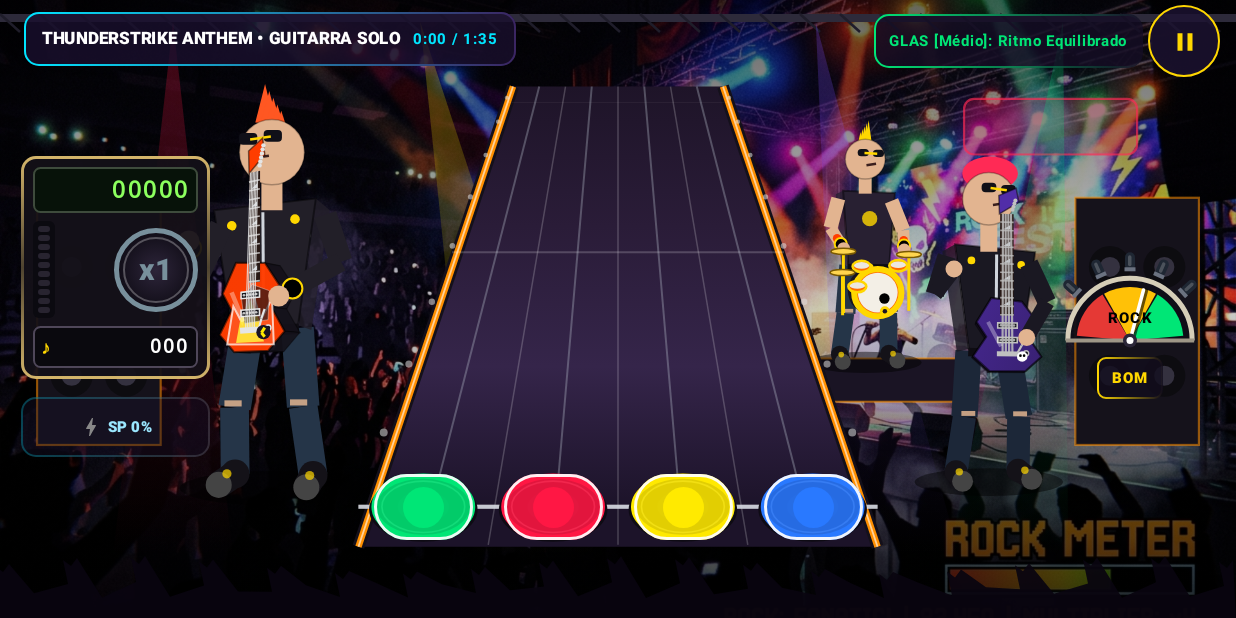
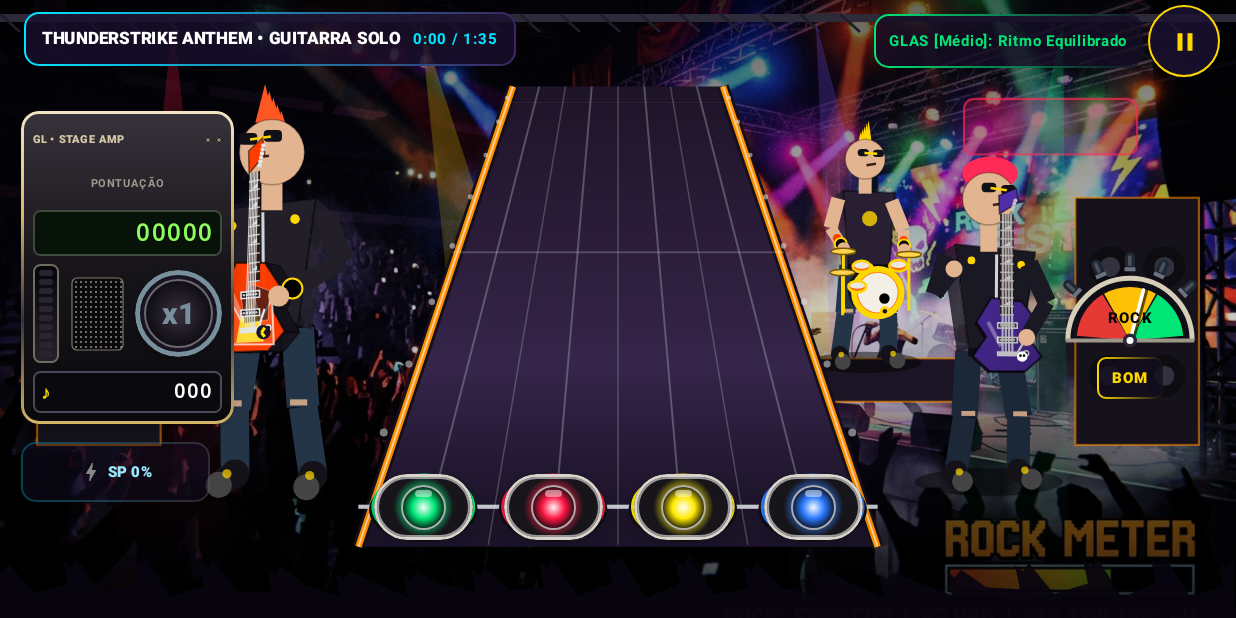
Before and after one commit to romulomarianoseverino-bit/GUITAR-LEGENDS-APP, an Android app built with Jetpack Compose: the composable LiveStageGameplayScreen shown on its own in the app's theme, on a phone screen of 824 x 412 dp (held sideways). Run offline under Robolectric (Android 15) with nearby library versions, the phone set to English and light mode, and no system bars; our stand-ins replace Firebase (no records; nobody signed in at launch, a user with empty details on screens opened directly); 3 statements that could not run were skipped.

Commit message:
Elevar realismo do HUD, gabinete de pontuação e botões da pista

```diff
--- a/app/src/main/java/com/example/guitarlegends/ui/screens/LiveStageGameplayScreen.kt
+++ b/app/src/main/java/com/example/guitarlegends/ui/screens/LiveStageGameplayScreen.kt
@@ -22,6 +22,7 @@ import androidx.compose.ui.Alignment
 import androidx.compose.ui.ExperimentalComposeUiApi
 import androidx.compose.ui.Modifier
 import androidx.compose.ui.draw.clip
+import androidx.compose.ui.draw.shadow
 import androidx.compose.ui.geometry.Offset
 import androidx.compose.ui.geometry.Size
 import androidx.compose.ui.graphics.Brush
@@ -424,24 +425,47 @@ fun LiveStageGameplayScreen(viewModel: GameViewModel) {
                         },
                     contentAlignment = Alignment.Center
                 ) {
+                    // Botão em camadas: aro metálico, corpo abaulado e núcleo de borracha iluminado.
                     Box(
                         modifier = Modifier
                             .size(fretButtonDiameter)
+                            .shadow(if (isPressed) 2.dp else 8.dp, CircleShape)
                             .background(
-                                color = if (isPressed) Color.White else color.copy(alpha = 0.88f),
+                                brush = Brush.radialGradient(
+                                    colors = if (isPressed) listOf(Color.White, color, Color(0xFF17151A))
+                                    else listOf(Color(0xFFFFFFFF), Color(0xFF77747B), Color(0xFF17151A))
+                                ),
                                 shape = CircleShape
                             )
-                            .border(
-                                width = if (isPressed) 3.dp else 2.dp,
-                                color = if (isPressed) color else Color.White.copy(alpha = 0.92f),
+                            .border(1.5.dp, Color(0xFFD9D4C9), CircleShape)
+                            .padding(2.dp)
+                            .background(
+                                brush = Brush.radialGradient(
+                                    colors = if (isPressed) listOf(Color.White, color, color.copy(alpha = 0.72f))
+                                    else listOf(color.copy(alpha = 0.98f), color.copy(alpha = 0.82f), Color(0xFF17151A))
+                                ),
                                 shape = CircleShape
-                            ),
+                            )
+                            .border(1.dp, Color.White.copy(alpha = 0.55f), CircleShape),
                         contentAlignment = Alignment.Center
                     ) {
                         Box(
                             modifier = Modifier
-                                .size(fretButtonDiameter * 0.42f)
-                                .background(color = color, shape = CircleShape)
+                                .size(fretButtonDiameter * 0.46f)
+                                .background(
+                                    brush = Brush.radialGradient(
+                                        colors = listOf(Color.White.copy(alpha = 0.95f), color, Color(0xFF09090C))
+                                    ),
+                                    shape = CircleShape
+                                )
+                                .border(1.dp, Color.White.copy(alpha = 0.65f), CircleShape)
+                        )
+                        Box(
+                            modifier = Modifier
+                                .align(Alignment.TopCenter)
+                                .padding(top = fretButtonDiameter * 0.13f)
+                                .size(fretButtonDiameter * 0.17f, fretButtonDiameter * 0.07f)
+                                .background(Color.White.copy(alpha = if (isPressed) 0.85f else 0.48f), RoundedCornerShape(50))
                         )
                     }
                 }
@@ -621,22 +645,32 @@ private fun GuitarAmpScoreCabinet(
     }
 
     Surface(
-        color = Color(0xEE141118),
-        shape = RoundedCornerShape(10.dp),
+        color = Color(0xFF17151A),
+        shape = RoundedCornerShape(12.dp),
         border = ButtonDefaults.outlinedButtonBorder.copy(
-            brush = Brush.verticalGradient(listOf(frameColor, Color(0xFF4E4330), frameColor)),
+            brush = Brush.verticalGradient(listOf(Color(0xFFF1E5C5), frameColor, Color(0xFF38323A), frameColor)),
             width = 2.dp
         ),
         modifier = Modifier
-            .width(126.dp)
+            .width(142.dp)
+            .shadow(12.dp, RoundedCornerShape(12.dp))
             .testTag("amp_score_cabinet")
     ) {
         Column(
-            modifier = Modifier.padding(horizontal = 8.dp, vertical = 7.dp),
+            modifier = Modifier
+                .background(Brush.verticalGradient(listOf(Color(0xFF38323A), Color(0xFF17151A), Color(0xFF09090C))))
+                .padding(horizontal = 8.dp, vertical = 7.dp),
             horizontalAlignment = Alignment.CenterHorizontally,
             verticalArrangement = Arrangement.spacedBy(5.dp)
         ) {
-            // Painel LED digital verde da pontuação
+            Row(Modifier.fillMaxWidth(), horizontalArrangement = Arrangement.SpaceBetween, verticalAlignment = Alignment.CenterVertically) {
+                Text("GL • STAGE AMP", color = Color(0xFFD5C8A8), fontSize = 7.sp, fontWeight = FontWeight.Black, letterSpacing = 0.8.sp)
+                Row(horizontalArrangement = Arrangement.spacedBy(3.dp)) {
+                    repeat(2) { Box(Modifier.size(4.dp).background(Color(0xFF8D877D), CircleShape).border(0.5.dp, Color.Black, CircleShape)) }
+                }
+            }
+            // Janela digital embutida no painel
+            Text("PONTUAÇÃO", color = Color(0xFF9B9A91), fontSize = 7.sp, fontWeight = FontWeight.Bold, letterSpacing = 1.sp)
             Box(
                 modifier = Modifier
                     .fillMaxWidth()
@@ -662,12 +696,13 @@ private fun GuitarAmpScoreCabinet(
                 verticalAlignment = Alignment.CenterVertically,
                 horizontalArrangement = Arrangement.SpaceBetween
             ) {
-                // Coluna de 10 pips de combo
+                // Coluna de LEDs em lente embutida
                 Column(
                     verticalArrangement = Arrangement.spacedBy(2.dp),
                     modifier = Modifier
-                        .background(Color(0xFF0B0A10), RoundedCornerShape(4.dp))
-                        .padding(horizontal = 3.dp, vertical = 3.dp)
+                        .background(Brush.verticalGradient(listOf(Color(0xFF050608), Color(0xFF25212A))), RoundedCornerShape(5.dp))
+                        .border(1.dp, Color(0xFF716B61), RoundedCornerShape(5.dp))
+                        .padding(horizontal = 4.dp, vertical = 4.dp)
                 ) {
                     for (idx in 9 downTo 0) {
                         val isLit = idx < litLeds
@@ -680,19 +715,32 @@ private fun GuitarAmpScoreCabinet(
                         }
                         Box(
                             modifier = Modifier
-                                .size(width = 8.dp, height = 4.dp)
+                                .size(width = 9.dp, height = 4.dp)
+                                .shadow(if (isLit) 2.dp else 0.dp, RoundedCornerShape(2.dp))
                                 .background(pipColor, RoundedCornerShape(2.dp))
                         )
                     }
+                }
+
+                // Grade de alto-falante com malha metálica
+                Canvas(Modifier.size(width = 34.dp, height = 48.dp)) {
+                    drawRoundRect(Color(0xFF09090C), cornerRadius = androidx.compose.ui.geometry.CornerRadius(5f, 5f))
+                    for (x in 4..size.width.toInt() step 5) {
+                        for (y in 4..size.height.toInt() step 5) {
+                            drawCircle(Color(0xFF8A8580), radius = 1.1f, center = Offset(x.toFloat(), y.toFloat()))
+                        }
+                    }
+                    drawRoundRect(Color(0xFFB6A98C).copy(alpha = 0.7f), cornerRadius = androidx.compose.ui.geometry.CornerRadius(5f, 5f), style = Stroke(1.2f))
                 }
 
                 // Dial metálico circular com X1 / X2 / X3 / X4 / X8
                 Box(
                     contentAlignment = Alignment.Center,
                     modifier = Modifier
-                        .size(56.dp)
+                        .size(58.dp)
+                        .shadow(5.dp, CircleShape)
                         .background(
-                            Brush.radialGradient(listOf(Color(0xFF2D253A), Color(0xFF0E0B14))),
+                            Brush.radialGradient(listOf(Color(0xFFB9B2A5), Color(0xFF2D253A), Color(0xFF0E0B14))),
                             CircleShape
                         )
                         .border(3.dp, dialRingColor, CircleShape)
@@ -700,8 +748,9 @@ private fun GuitarAmpScoreCabinet(
                     Box(
                         contentAlignment = Alignment.Center,
                         modifier = Modifier
-                            .size(44.dp)
-                            .border(1.dp, Color.White.copy(alpha = 0.28f), CircleShape)
+                            .size(46.dp)
+                            .background(Brush.radialGradient(listOf(Color(0xFF37313D), Color(0xFF0E0B14))), CircleShape)
+                            .border(1.dp, Color.White.copy(alpha = 0.38f), CircleShape)
                     ) {
                         Text(
                             text = "x$multiplier",
```
